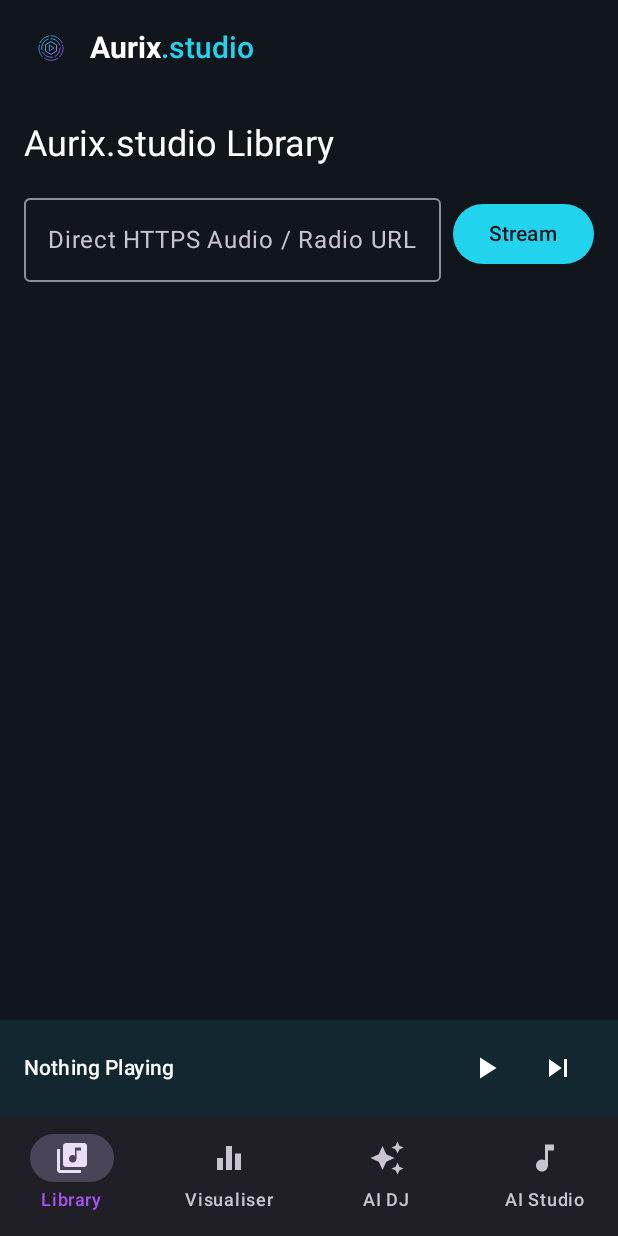
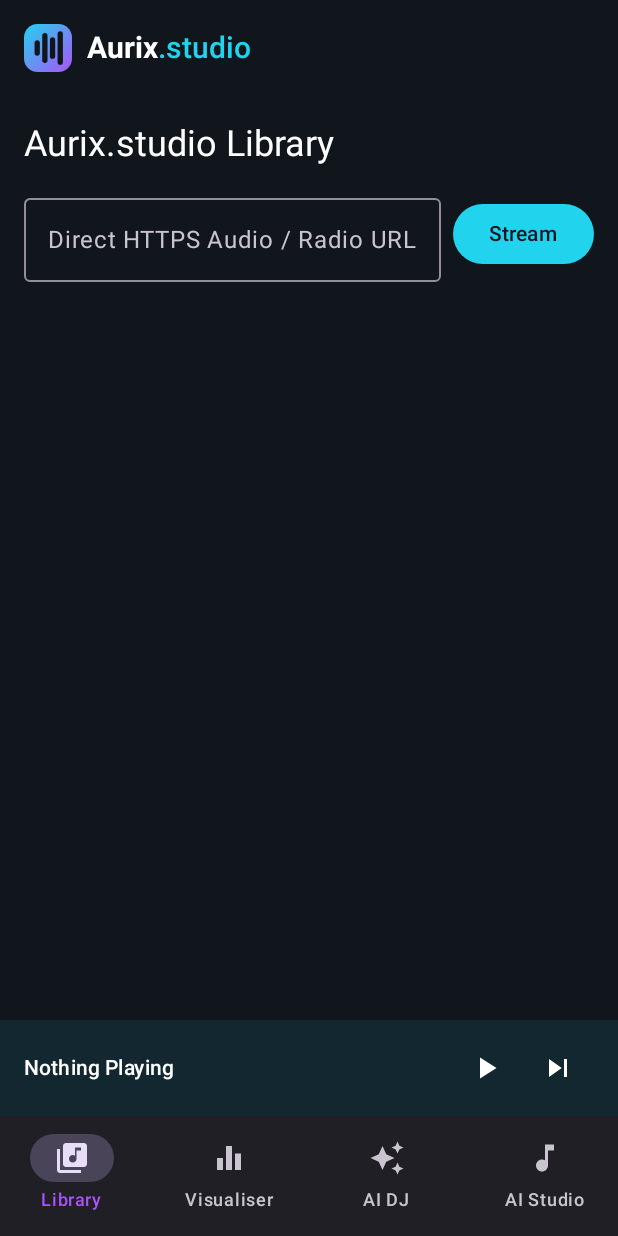
Before and after one commit to anandkaithwas/resonance, an Android app built with Jetpack Compose: the screen it shows after launch (MainActivity), on a phone screen of 412 x 824 dp. Run offline under Robolectric (Android 15) with nearby library versions, the phone set to English and light mode, and no system bars; 3 statements that could not run were skipped.

Commit message:
Replace logo image with custom canvas drawing

```diff
--- a/app/src/main/java/dev/resonance/app/ui/components/AurixTopBar.kt
+++ b/app/src/main/java/dev/resonance/app/ui/components/AurixTopBar.kt
@@ -1,7 +1,6 @@
-
 package dev.resonance.app.ui.components
 
-import androidx.compose.foundation.Image
+import androidx.compose.foundation.Canvas
 import androidx.compose.foundation.layout.Row
 import androidx.compose.foundation.layout.Spacer
 import androidx.compose.foundation.layout.size
@@ -13,15 +12,17 @@ import androidx.compose.material3.TopAppBarDefaults
 import androidx.compose.runtime.Composable
 import androidx.compose.ui.Alignment
 import androidx.compose.ui.Modifier
+import androidx.compose.ui.geometry.CornerRadius
+import androidx.compose.ui.geometry.Offset
+import androidx.compose.ui.geometry.Size
+import androidx.compose.ui.graphics.Brush
 import androidx.compose.ui.graphics.Color
-import androidx.compose.ui.res.painterResource
 import androidx.compose.ui.text.SpanStyle
 import androidx.compose.ui.text.buildAnnotatedString
 import androidx.compose.ui.text.font.FontWeight
 import androidx.compose.ui.text.withStyle
 import androidx.compose.ui.unit.dp
 import androidx.compose.ui.unit.sp
-import dev.resonance.app.R
 
 val AurixDarkBg = Color(0xFF11151C)
 val AurixCyan = Color(0xFF22D3EE)
@@ -40,12 +41,29 @@ fun AurixTopBar(
         ),
         title = {
             Row(verticalAlignment = Alignment.CenterVertically) {
-                Image(
-                    painter = painterResource(id = R.drawable.ic_launcher_foreground),
-                    contentDescription = "Aurix.studio Logo",
-                    modifier = Modifier.size(36.dp)
-                )
-                Spacer(modifier = Modifier.width(8.dp))
+                Canvas(modifier = Modifier.size(32.dp)) {
+                    val w = size.width
+                    val h = size.height
+                    drawRoundRect(
+                        brush = Brush.linearGradient(listOf(AurixCyan, AurixPurple)),
+                        size = Size(w, h),
+                        cornerRadius = CornerRadius(w * 0.28f, h * 0.28f)
+                    )
+                    val barW = w * 0.11f
+                    val heights = listOf(0.32f, 0.62f, 0.45f, 0.70f)
+                    val startX = w * 0.22f
+                    val gap = w * 0.16f
+                    heights.forEachIndexed { index, ratio ->
+                        val barH = h * ratio
+                        drawRoundRect(
+                            color = AurixDarkBg,
+                            topLeft = Offset(startX + index * gap, (h - barH) / 2f),
+                            size = Size(barW, barH),
+                            cornerRadius = CornerRadius(barW / 2f, barW / 2f)
+                        )
+                    }
+                }
+                Spacer(modifier = Modifier.width(10.dp))
                 Text(
                     text = buildAnnotatedString {
                         withStyle(
```
